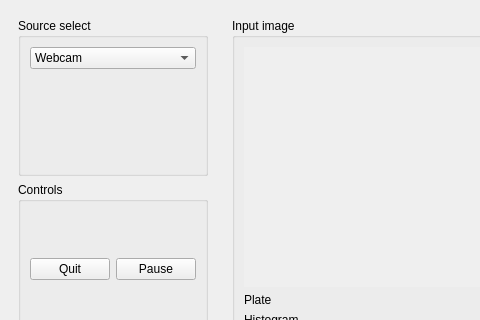
First picture: the form in mainwindow.ui, repository rengers/rover, before the edit; both pictures show x 0 to 480 and y 0 to 320 of the 1085 by 517 pixel window.
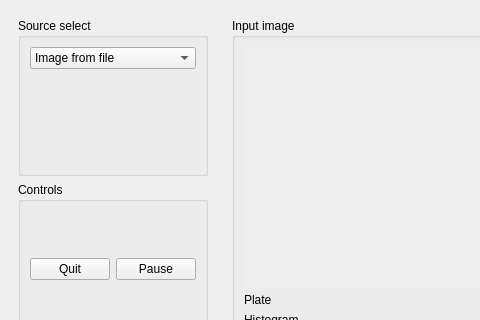
Second picture: the form after the edit.

Commit message: Refactor video select a bit

Diff of the .ui file:
```diff
--- a/mainwindow.ui
+++ b/mainwindow.ui
@@ -150,11 +150,6 @@
          <layout class="QGridLayout" name="gridLayout_4">
           <item row="0" column="0">
            <widget class="QComboBox" name="sourceSelect">
-            <item>
-             <property name="text">
-              <string>Webcam</string>
-             </property>
-            </item>
             <item>
              <property name="text">
               <string>Image from file</string>
```
Left out of the diff: 5 changed lines with no effect on the pictures. The commit also changes 2 other files.
